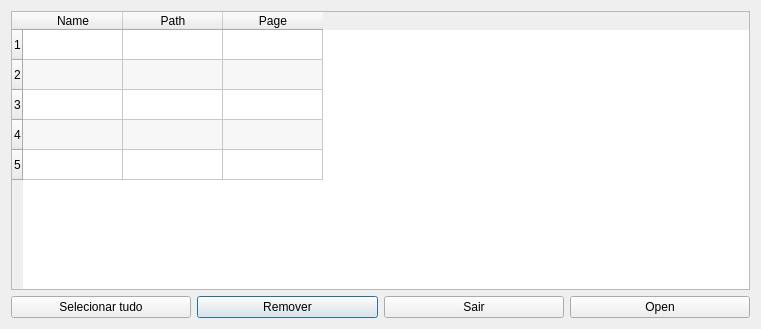
This is view/bookmark_manager_dialog.ui in mstuttgart/pynocchio as Qt 5 draws it before an edit. The edited form follows.
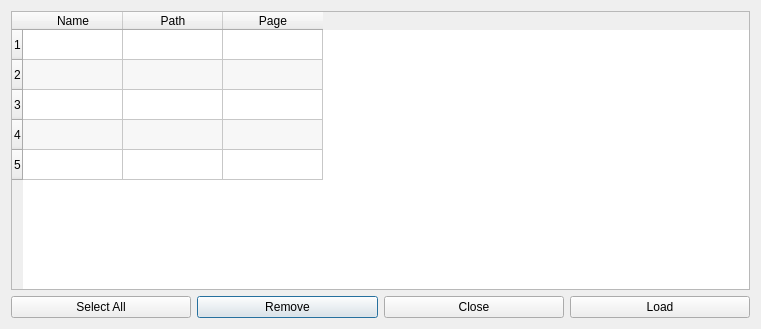
This is the edited form.

The edit to the form file:
```diff
--- a/view/bookmark_manager_dialog.ui
+++ b/view/bookmark_manager_dialog.ui
@@ -107,28 +107,28 @@
      <item row="1" column="1">
       <widget class="QPushButton" name="button_remove">
        <property name="text">
-        <string>Remover</string>
+        <string>Remove</string>
        </property>
       </widget>
      </item>
      <item row="1" column="0">
       <widget class="QPushButton" name="button_selection">
        <property name="text">
-        <string>Selecionar tudo</string>
+        <string>Select All</string>
        </property>
       </widget>
      </item>
      <item row="1" column="2">
       <widget class="QPushButton" name="button_exit">
        <property name="text">
-        <string>Sair</string>
+        <string>Close</string>
        </property>
       </widget>
      </item>
      <item row="1" column="3">
       <widget class="QPushButton" name="button_open">
        <property name="text">
-        <string>Open</string>
+        <string>Load</string>
        </property>
       </widget>
      </item>
```
Left out of the diff: 2 changed lines with no effect on the pictures.
